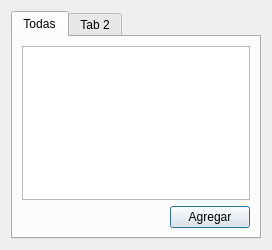
Before: the Qt Designer form AbogadosDesktop/src/gui/uis/calendar.ui in ehmsoft/Desktop, drawn with Qt 5.
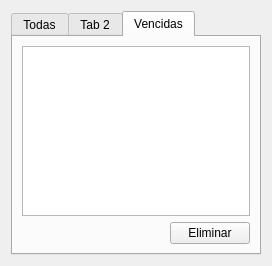
After: the same form once the commit is applied. The open tabs and pages were chosen to show the change.

Commit message: Se agrega pestaña de citas vencidas Se mejora comportamiento para mejor interpretación

Patch:
```diff
--- a/AbogadosDesktop/src/gui/uis/calendar.ui
+++ b/AbogadosDesktop/src/gui/uis/calendar.ui
@@ -7,7 +7,7 @@
     <x>0</x>
     <y>0</y>
     <width>258</width>
-    <height>250</height>
+    <height>266</height>
    </rect>
   </property>
   <property name="windowTitle">
@@ -37,6 +37,9 @@
      <property name="tabsClosable">
       <bool>false</bool>
      </property>
+     <property name="movable">
+      <bool>true</bool>
+     </property>
      <widget class="QWidget" name="tab">
       <attribute name="title">
        <string>Todas</string>
@@ -118,6 +121,44 @@
        </item>
       </layout>
      </widget>
+     <widget class="QWidget" name="tab_3">
+      <attribute name="title">
+       <string>Vencidas</string>
+      </attribute>
+      <layout class="QVBoxLayout" name="verticalLayout_3">
+       <item>
+        <widget class="QListWidget" name="lista3">
+         <property name="selectionMode">
+          <enum>QAbstractItemView::MultiSelection</enum>
+         </property>
+        </widget>
+       </item>
+       <item>
+        <layout class="QHBoxLayout" name="horizontalLayout_4">
+         <item>
+          <spacer name="horizontalSpacer_3">
+           <property name="orientation">
+            <enum>Qt::Horizontal</enum>
+           </property>
+           <property name="sizeHint" stdset="0">
+            <size>
+             <width>40</width>
+             <height>20</height>
+            </size>
+           </property>
+          </spacer>
+         </item>
+         <item>
+          <widget class="QPushButton" name="btnEliminar">
+           <property name="text">
+            <string>Eliminar</string>
+           </property>
+          </widget>
+         </item>
+        </layout>
+       </item>
+      </layout>
+     </widget>
     </widget>
    </item>
   </layout>
```
The commit also changes 3 other files.
